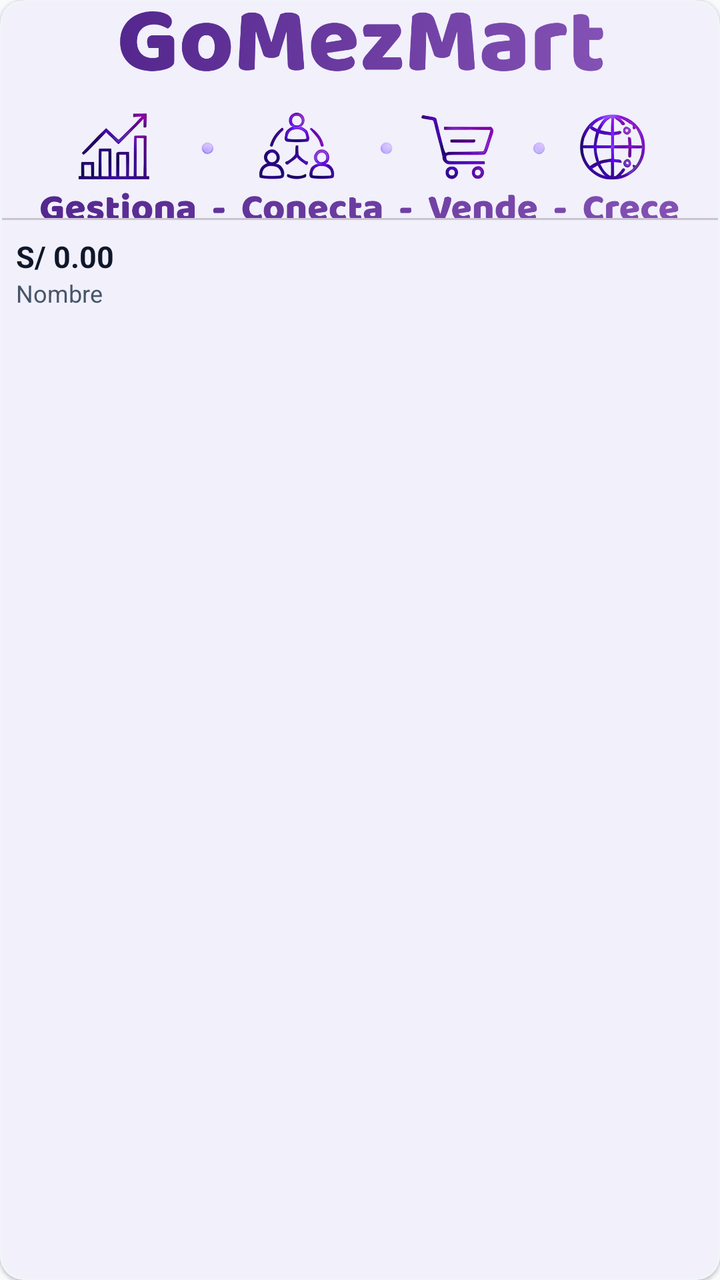
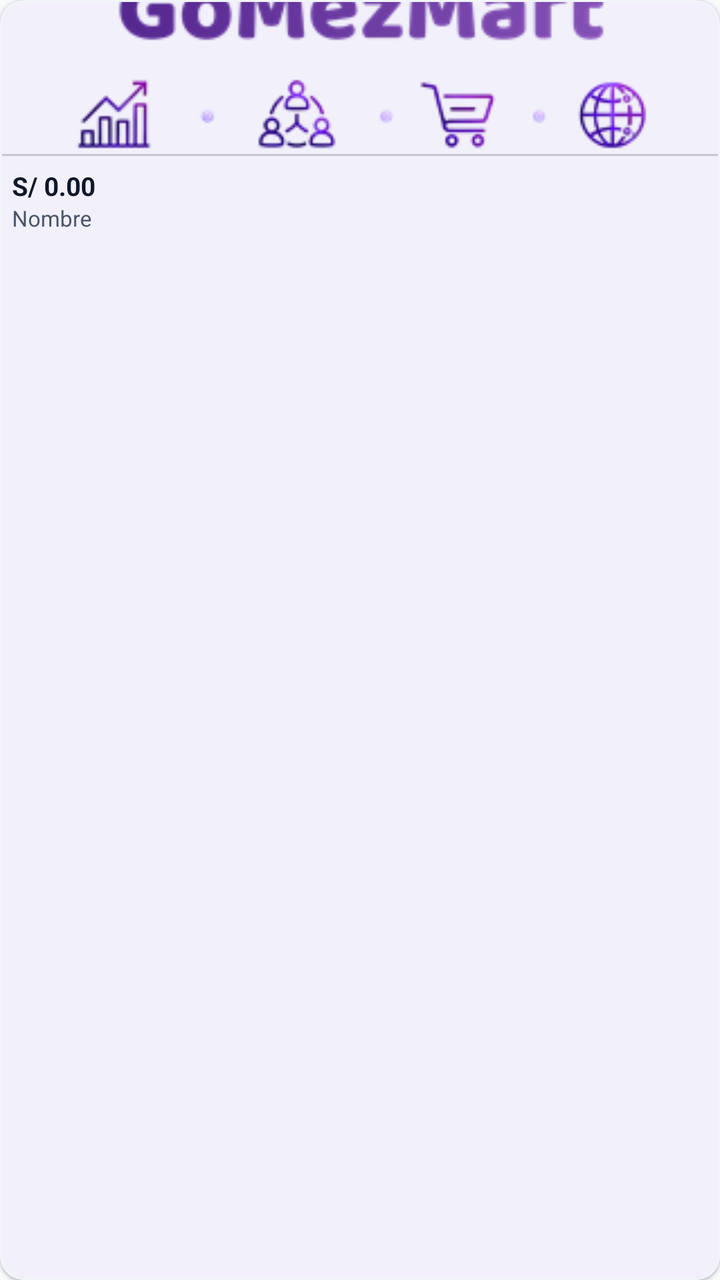

Before-and-after screenshots of an Android layout around one commit, followed by the original layout XML and the change that was made.
<!-- AndroidManifest.xml: application theme Theme.Gomezmart -->
<!-- res/layout/item_recently_viewed.xml -->
<?xml version="1.0" encoding="utf-8"?>
<com.google.android.material.card.MaterialCardView xmlns:android="http://schemas.android.com/apk/res/android"
    xmlns:app="http://schemas.android.com/apk/res-auto"
    android:layout_width="140dp"
    android:layout_height="wrap_content"
    android:layout_margin="8dp"
    app:cardCornerRadius="12dp"
    app:cardElevation="1dp"
    app:strokeWidth="1dp"
    app:strokeColor="@color/slate_100"
    android:clickable="true"
    android:focusable="true">

    <LinearLayout
        android:layout_width="match_parent"
        android:layout_height="wrap_content"
        android:orientation="vertical">

        <com.google.android.material.card.MaterialCardView
            android:layout_width="match_parent"
            android:layout_height="110dp"
            app:cardCornerRadius="0dp"
            app:cardElevation="0dp"
            app:cardBackgroundColor="@color/slate_50">
            <ImageView
                android:id="@+id/ivRecentProductImage"
                android:layout_width="match_parent"
                android:layout_height="match_parent"
                android:scaleType="centerCrop"
                android:src="@drawable/gomezmart_icon" />
        </com.google.android.material.card.MaterialCardView>

        <LinearLayout
            android:layout_width="match_parent"
            android:layout_height="wrap_content"
            android:orientation="vertical"
            android:padding="8dp">

            <TextView
                android:id="@+id/tvRecentProductPrice"
                android:layout_width="wrap_content"
                android:layout_height="wrap_content"
                android:text="S/ 0.00"
                android:textSize="15sp"
                android:textStyle="bold"
                android:textColor="@color/slate_900" />

            <TextView
                android:id="@+id/tvRecentProductName"
                android:layout_width="match_parent"
                android:layout_height="wrap_content"
                android:text="Nombre"
                android:textSize="12sp"
                android:textColor="@color/slate_600"
                android:maxLines="1"
                android:ellipsize="end" />

        </LinearLayout>
    </LinearLayout>
</com.google.android.material.card.MaterialCardView>
<!-- resources referenced by this layout -->
<resources>
  <color name="slate_100">#F1F5F9</color>
  <color name="slate_50">#F8FAFC</color>
  <color name="slate_600">#475569</color>
  <color name="slate_900">#0F172A</color>
  <!-- drawable gomezmart_icon: png bitmap (drawable, 308477 bytes) -->
  <style name="Theme.Gomezmart" parent="Base.Theme.Gomezmart" />
  <style name="Base.Theme.Gomezmart" parent="Theme.Material3.DayNight.NoActionBar">
          <item name="colorPrimary">@color/purple_600</item>
          <item name="colorOnPrimary">@color/white</item>
          <item name="colorSecondary">@color/indigo_500</item>
          <item name="colorSurface">@color/slate_50</item>
          <item name="colorOnSurface">@color/slate_900</item>
          <item name="colorOnSurfaceVariant">@color/slate_500</item>
          <item name="colorSurfaceContainer">@color/white</item>
          <item name="android:windowBackground">@color/slate_50</item>
      </style>
  <color name="purple_600">#7C3AED</color>
  <color name="white">#FFFFFFFF</color>
  <color name="indigo_500">#6366F1</color>
  <color name="slate_500">#64748B</color>
</resources>

<!-- the commit's change to res/layout/item_recently_viewed.xml (unified diff, before → after) -->
@@ -1,9 +1,9 @@
 <?xml version="1.0" encoding="utf-8"?>
 <com.google.android.material.card.MaterialCardView xmlns:android="http://schemas.android.com/apk/res/android"
     xmlns:app="http://schemas.android.com/apk/res-auto"
-    android:layout_width="140dp"
+    android:layout_width="118dp"
     android:layout_height="wrap_content"
-    android:layout_margin="8dp"
+    android:layout_margin="4dp"
     app:cardCornerRadius="12dp"
     app:cardElevation="1dp"
     app:strokeWidth="1dp"
@@ -18,7 +18,7 @@
 
         <com.google.android.material.card.MaterialCardView
             android:layout_width="match_parent"
-            android:layout_height="110dp"
+            android:layout_height="78dp"
             app:cardCornerRadius="0dp"
             app:cardElevation="0dp"
             app:cardBackgroundColor="@color/slate_50">
@@ -34,14 +34,14 @@
             android:layout_width="match_parent"
             android:layout_height="wrap_content"
             android:orientation="vertical"
-            android:padding="8dp">
+            android:padding="6dp">
 
             <TextView
                 android:id="@+id/tvRecentProductPrice"
                 android:layout_width="wrap_content"
                 android:layout_height="wrap_content"
                 android:text="S/ 0.00"
-                android:textSize="15sp"
+                android:textSize="13sp"
                 android:textStyle="bold"
                 android:textColor="@color/slate_900" />
 
@@ -50,7 +50,7 @@
                 android:layout_width="match_parent"
                 android:layout_height="wrap_content"
                 android:text="Nombre"
-                android:textSize="12sp"
+                android:textSize="11sp"
                 android:textColor="@color/slate_600"
                 android:maxLines="1"
                 android:ellipsize="end" />
<!-- resource entries referenced after the edit -->
@@ -4,7 +4,7 @@
   <color name="slate_50">#F8FAFC</color>
   <color name="slate_600">#475569</color>
   <color name="slate_900">#0F172A</color>
-  <!-- drawable gomezmart_icon: png bitmap (drawable, 308477 bytes) -->
+  <!-- drawable gomezmart_icon: png bitmap (drawable, 25470 bytes) -->
   <style name="Theme.Gomezmart" parent="Base.Theme.Gomezmart" />
   <style name="Base.Theme.Gomezmart" parent="Theme.Material3.DayNight.NoActionBar">
           <item name="colorPrimary">@color/purple_600</item>
